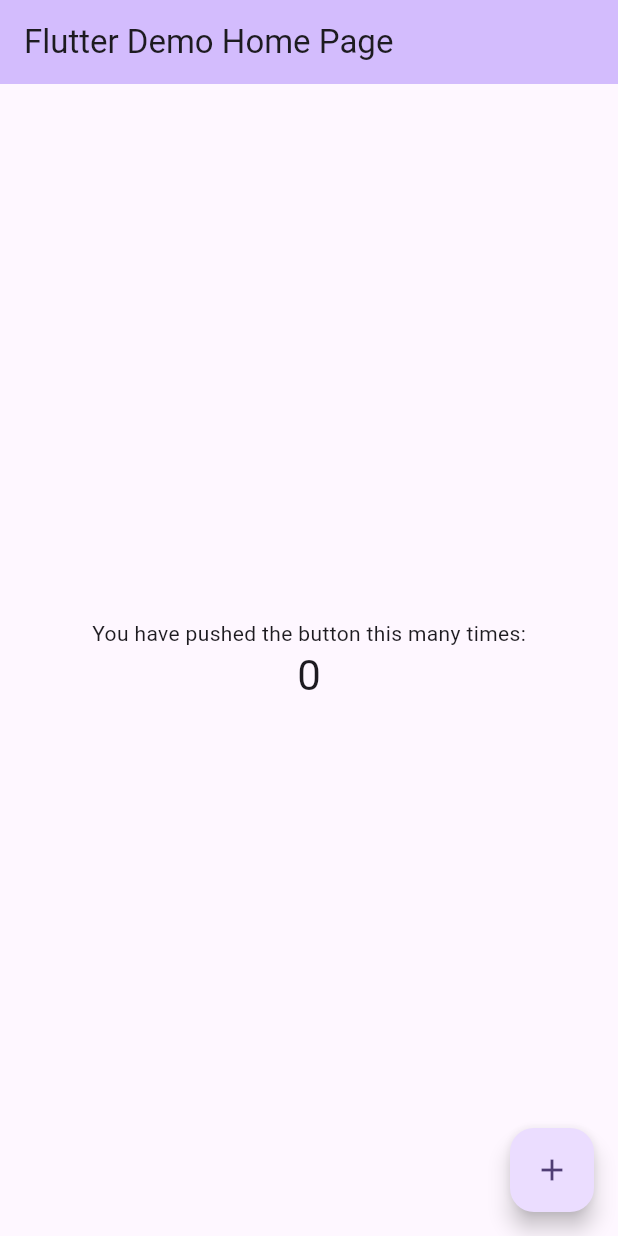
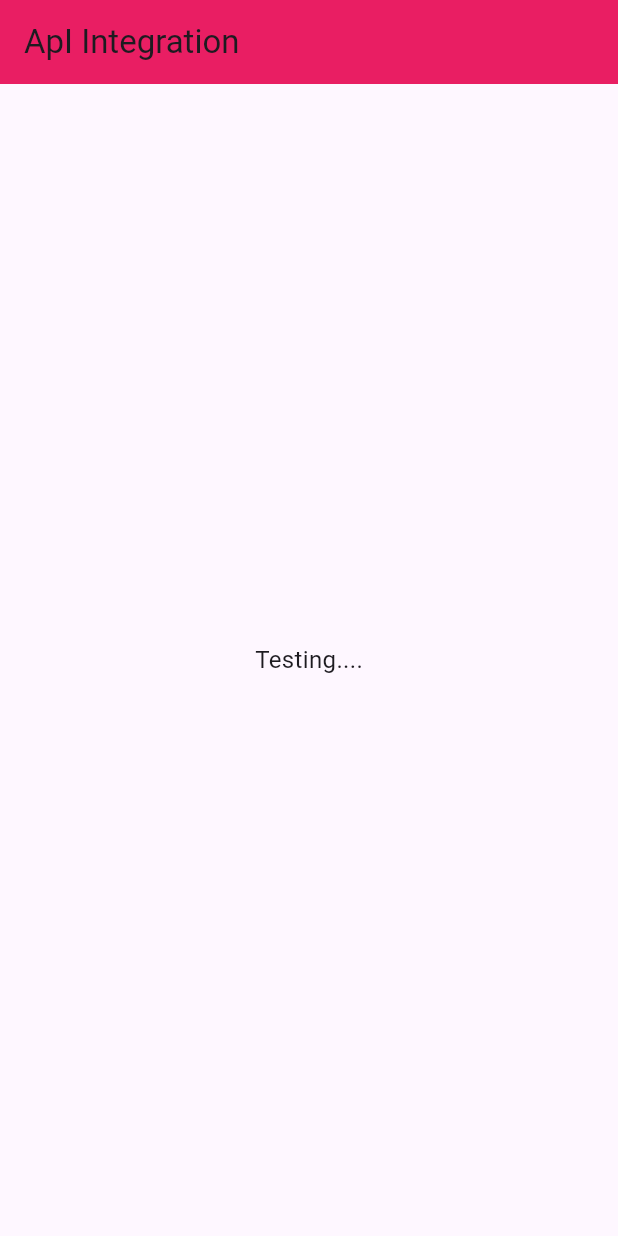
Before and after one commit to Sonykhan1121/Flutter-API-Integration, a Flutter app: the screen it shows after launch, on a phone screen of 412 x 824 dp. Run offline on Flutter 3.47's test engine with Material 3 defaults, Android fonts, the phone set to English and light mode, and no system bars; our stand-ins replace fluttertoast; network calls fail.

Commit message:
some update

```diff
--- /dev/null
+++ b/lib/homepage.dart
@@ -0,0 +1,54 @@
+import 'dart:convert';
+
+import 'package:flutter/material.dart';
+import 'package:fluttertoast/fluttertoast.dart';
+import 'package:http/http.dart' as http;
+
+class Homepage extends StatefulWidget {
+  const Homepage({super.key});
+
+  @override
+  State<Homepage> createState() => _HomepageState();
+}
+
+class _HomepageState extends State<Homepage> {
+  String test="Testing....";
+
+  Future<void> fetchData() async {
+    final url = Uri.parse('https://jsonplaceholder.typicode.com/todos/2');
+    final response =await http.get(url);
+
+    print('status : ${response.statusCode}');
+    // print("api ${response.body}");
+    final jsondata =jsonDecode(response.body);
+    print('api  : ${jsondata.runtimeType}');
+    setState(() {
+      test = jsondata['title'];
+    });
+
+  }
+
+  @override
+  void initState() {
+    // TODO: implement initState
+    super.initState();
+    fetchData();
+  }
+  @override
+  Widget build(BuildContext context) {
+    return Scaffold(
+      appBar: AppBar(
+        title: Text('ApI Integration'),
+        backgroundColor: Colors.pink,
+      ),
+      body: Center(
+        child: Text(
+          test!,
+          style: TextStyle(
+            fontSize: 16,
+          ),
+        ),
+      ),
+    );
+  }
+}
--- a/lib/main.dart
+++ b/lib/main.dart
@@ -1,125 +1,22 @@
+import 'package:api_integration/homepage.dart';
 import 'package:flutter/material.dart';
 
 void main() {
   runApp(const MyApp());
 }
 
-class MyApp extends StatelessWidget {
+class MyApp extends StatefulWidget {
   const MyApp({super.key});
 
-  // This widget is the root of your application.
+  @override
+  State<MyApp> createState() => _MyAppState();
+}
+
+class _MyAppState extends State<MyApp> {
   @override
   Widget build(BuildContext context) {
     return MaterialApp(
-      title: 'Flutter Demo',
-      theme: ThemeData(
-        // This is the theme of your application.
-        //
-        // TRY THIS: Try running your application with "flutter run". You'll see
-        // the application has a purple toolbar. Then, without quitting the app,
-        // try changing the seedColor in the colorScheme below to Colors.green
-        // and then invoke "hot reload" (save your changes or press the "hot
-        // reload" button in a Flutter-supported IDE, or press "r" if you used
-        // the command line to start the app).
-        //
-        // Notice that the counter didn't reset back to zero; the application
-        // state is not lost during the reload. To reset the state, use hot
-        // restart instead.
-        //
-        // This works for code too, not just values: Most code changes can be
-        // tested with just a hot reload.
-        colorScheme: ColorScheme.fromSeed(seedColor: Colors.deepPurple),
-        useMaterial3: true,
-      ),
-      home: const MyHomePage(title: 'Flutter Demo Home Page'),
+      home: Homepage(),
     );
   }
 }
-
-class MyHomePage extends StatefulWidget {
-  const MyHomePage({super.key, required this.title});
-
-  // This widget is the home page of your application. It is stateful, meaning
-  // that it has a State object (defined below) that contains fields that affect
-  // how it looks.
-
-  // This class is the configuration for the state. It holds the values (in this
-  // case the title) provided by the parent (in this case the App widget) and
-  // used by the build method of the State. Fields in a Widget subclass are
-  // always marked "final".
-
-  final String title;
-
-  @override
-  State<MyHomePage> createState() => _MyHomePageState();
-}
-
-class _MyHomePageState extends State<MyHomePage> {
-  int _counter = 0;
-
-  void _incrementCounter() {
-    setState(() {
-      // This call to setState tells the Flutter framework that something has
-      // changed in this State, which causes it to rerun the build method below
-      // so that the display can reflect the updated values. If we changed
-      // _counter without calling setState(), then the build method would not be
-      // called again, and so nothing would appear to happen.
-      _counter++;
-    });
-  }
-
-  @override
-  Widget build(BuildContext context) {
-    // This method is rerun every time setState is called, for instance as done
-    // by the _incrementCounter method above.
-    //
-    // The Flutter framework has been optimized to make rerunning build methods
-    // fast, so that you can just rebuild anything that needs updating rather
-    // than having to individually change instances of widgets.
-    return Scaffold(
-      appBar: AppBar(
-        // TRY THIS: Try changing the color here to a specific color (to
-        // Colors.amber, perhaps?) and trigger a hot reload to see the AppBar
-        // change color while the other colors stay the same.
-        backgroundColor: Theme.of(context).colorScheme.inversePrimary,
-        // Here we take the value from the MyHomePage object that was created by
-        // the App.build method, and use it to set our appbar title.
-        title: Text(widget.title),
-      ),
-      body: Center(
-        // Center is a layout widget. It takes a single child and positions it
-        // in the middle of the parent.
-        child: Column(
-          // Column is also a layout widget. It takes a list of children and
-          // arranges them vertically. By default, it sizes itself to fit its
-          // children horizontally, and tries to be as tall as its parent.
-          //
-          // Column has various properties to control how it sizes itself and
-          // how it positions its children. Here we use mainAxisAlignment to
-          // center the children vertically; the main axis here is the vertical
-          // axis because Columns are vertical (the cross axis would be
-          // horizontal).
-          //
-          // TRY THIS: Invoke "debug painting" (choose the "Toggle Debug Paint"
-          // action in the IDE, or press "p" in the console), to see the
-          // wireframe for each widget.
-          mainAxisAlignment: MainAxisAlignment.center,
-          children: <Widget>[
-            const Text(
-              'You have pushed the button this many times:',
-            ),
-            Text(
-              '$_counter',
-              style: Theme.of(context).textTheme.headlineMedium,
-            ),
-          ],
-        ),
-      ),
-      floatingActionButton: FloatingActionButton(
-        onPressed: _incrementCounter,
-        tooltip: 'Increment',
-        child: const Icon(Icons.add),
-      ), // This trailing comma makes auto-formatting nicer for build methods.
-    );
-  }
-}
--- a/pubspec.yaml
+++ b/pubspec.yaml
@@ -34,6 +34,8 @@ dependencies:
   # The following adds the Cupertino Icons font to your application.
   # Use with the CupertinoIcons class for iOS style icons.
   cupertino_icons: ^1.0.8
+  http: ^1.3.0
+  fluttertoast: ^8.2.11
 
 dev_dependencies:
   flutter_test:
```
Also changed, not shown: pubspec.lock.
